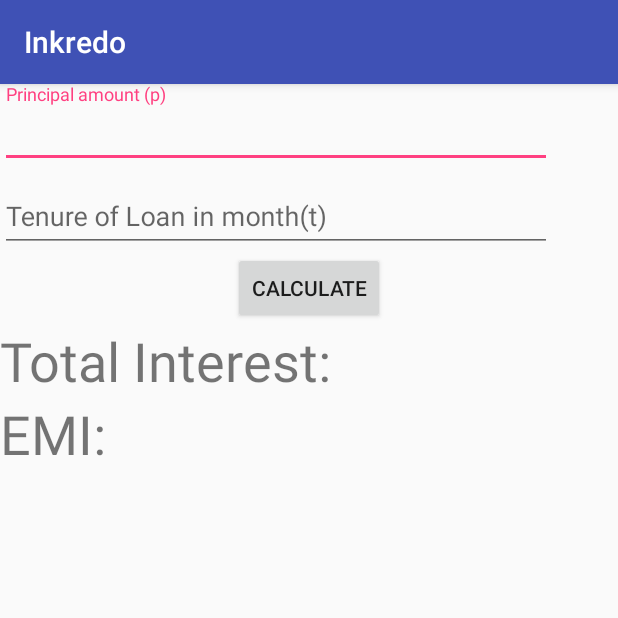
After one commit to abhinavnimesh/Inkredo-Assignment, an Android app: the EmiActivity screen opened directly, with no data from a screen before it, on a phone screen of 412 x 824 dp, the top half of it. The commit adds this screen. Run offline under Robolectric (Android 15) with nearby library versions, the phone set to English and light mode, and no system bars.

Commit message:
emi done

```diff
--- a/app/build.gradle
+++ b/app/build.gradle
@@ -20,11 +20,13 @@ android {
 }
 
 dependencies {
-    compile fileTree(dir: 'libs', include: ['*.jar'])
+    compile fileTree(include: ['*.jar'], dir: 'libs')
     androidTestCompile('com.android.support.test.espresso:espresso-core:2.2.2', {
         exclude group: 'com.android.support', module: 'support-annotations'
     })
+    compile project(':truesdk-0.5')
     compile 'com.android.support:appcompat-v7:25.3.0'
     compile 'com.android.support.constraint:constraint-layout:1.0.0-alpha7'
     testCompile 'junit:junit:4.12'
+    compile 'com.android.support:design:25.0.0'
 }
--- /dev/null
+++ b/app/src/main/java/com/animator_abhi/inkredoassignment/EmiActivity.java
@@ -0,0 +1,127 @@
+package com.animator_abhi.inkredoassignment;
+
+import android.content.Intent;
+import android.support.v7.app.AppCompatActivity;
+import android.os.Bundle;
+import android.text.TextUtils;
+import android.view.View;
+import android.widget.Button;
+import android.widget.EditText;
+import android.widget.TextView;
+
+public class EmiActivity extends AppCompatActivity {
+    Button emiCalcBtn;
+
+    @Override
+    protected void onCreate(Bundle savedInstanceState) {
+        super.onCreate(savedInstanceState);
+        setContentView(R.layout.activity_emi);
+
+        final EditText P = (EditText)findViewById(R.id.principal);
+
+        final EditText Y = (EditText)findViewById(R.id.tenure);
+
+        final TextView TAMOUNT= (TextView) findViewById(R.id.tI);
+
+
+
+
+        final TextView result = (TextView) findViewById(R.id.emi) ;
+
+
+        emiCalcBtn = (Button) findViewById(R.id.btn_calculate);
+
+        emiCalcBtn.setOnClickListener(new View.OnClickListener() {
+            @Override
+            public void onClick(View v) {
+
+                String st1 = P.getText().toString();
+                String st2 ="36";
+                String st3 = Y.getText().toString();
+
+
+                float p = Float.parseFloat(st1);
+                float i = Float.parseFloat(st2);
+                float y = Float.parseFloat(st3);
+
+                float Principal = calPric(p);
+
+                float Rate = calInt(i);
+
+                float Months = Float.parseFloat(st3);
+
+                float Dvdnt = calDvdnt( Rate, Months);
+
+                float FD = calFinalDvdnt (Principal, Rate, Dvdnt);
+
+                float D = calDivider(Dvdnt);
+
+                float emi = calEmi(FD, D);
+
+                float TA = calTa (emi, Months);
+
+                float ti = calTotalInt(TA, Principal);
+
+
+
+                result.setText(String.valueOf(emi));
+
+
+
+
+                TAMOUNT.setText(String.valueOf(TA));
+
+            }
+        });
+    }
+
+    public  float calPric(float p) {
+
+        return (float) (p);
+
+    }
+
+    public  float calInt(float i) {
+
+        return (float) (i/12/100);
+
+    }
+
+
+
+    public  float calDvdnt(float Rate, float Months) {
+
+        return (float) (Math.pow(1+Rate, Months));
+
+    }
+
+    public  float calFinalDvdnt(float Principal, float Rate, float Dvdnt) {
+
+        return (float) (Principal * Rate * Dvdnt);
+
+    }
+
+    public  float calDivider(float Dvdnt) {
+
+        return (float) (Dvdnt-1);
+
+    }
+
+    public  float calEmi(float FD, Float D) {
+
+        return (float) (FD/D);
+
+    }
+
+    public  float calTa(float emi, Float Months) {
+
+        return (float) (emi*Months);
+
+    }
+
+    public  float calTotalInt(float TA, float Principal) {
+
+        return (float) (TA - Principal);
+
+    }
+}
--- /dev/null
+++ b/app/src/main/res/layout/activity_emi.xml
@@ -0,0 +1,60 @@
+<?xml version="1.0" encoding="utf-8"?>
+<LinearLayout xmlns:android="http://schemas.android.com/apk/res/android"
+    xmlns:app="http://schemas.android.com/apk/res-auto"
+    xmlns:tools="http://schemas.android.com/tools"
+    android:layout_width="match_parent"
+    android:layout_height="match_parent"
+    android:orientation="vertical"
+    tools:context="com.animator_abhi.inkredoassignment.EmiActivity">
+
+    <android.support.design.widget.TextInputLayout
+        android:layout_width="368dp"
+        android:layout_height="wrap_content"
+        tools:layout_editor_absoluteX="8dp"
+        tools:layout_editor_absoluteY="135dp">
+
+        <EditText
+            android:id="@+id/principal"
+            android:layout_width="match_parent"
+            android:layout_height="wrap_content"
+            android:ems="10"
+            android:hint="Principal amount (p)"
+            android:inputType="textEmailAddress" />
+    </android.support.design.widget.TextInputLayout>
+
+    <android.support.design.widget.TextInputLayout
+        android:layout_width="368dp"
+        android:layout_height="wrap_content"
+        tools:layout_editor_absoluteX="8dp"
+        tools:layout_editor_absoluteY="135dp">
+
+        <EditText
+            android:id="@+id/tenure"
+            android:layout_width="match_parent"
+            android:layout_height="wrap_content"
+            android:ems="10"
+            android:hint="Tenure of Loan in month(t)"
+            android:inputType="textEmailAddress" />
+
+
+    </android.support.design.widget.TextInputLayout>
+    <Button
+        android:id="@+id/btn_calculate"
+        android:layout_width="wrap_content"
+        android:layout_height="wrap_content"
+        android:text="Calculate"
+        android:layout_gravity="center"/>
+
+    <TextView
+        android:id="@+id/tI"
+        android:layout_width="match_parent"
+        android:layout_height="wrap_content"
+        android:text="Total Interest:"
+        android:textSize="36dp" />
+    <TextView
+        android:id="@+id/emi"
+        android:layout_width="match_parent"
+        android:layout_height="wrap_content"
+        android:text="EMI:"
+        android:textSize="36dp" />
+</LinearLayout>
--- a/build.gradle
+++ b/build.gradle
@@ -3,10 +3,10 @@
 buildscript {
     repositories {
         jcenter()
+
     }
     dependencies {
         classpath 'com.android.tools.build:gradle:2.2.0'
-
         // NOTE: Do not place your application dependencies here; they belong
         // in the individual module build.gradle files
     }
--- a/settings.gradle
+++ b/settings.gradle
@@ -1 +1 @@
-include ':app'
+include ':app', ':truesdk-0.5'
--- /dev/null
+++ b/truesdk-0.5/build.gradle
@@ -0,0 +1,2 @@
+configurations.maybeCreate("default")
+artifacts.add("default", file('truesdk-0.5.aar'))
```
Also changed, not shown: app/src/main/AndroidManifest.xml (+9 -3 lines), app/src/main/java/com/animator_abhi/inkredoassignment/MainActivity.java (+100 -5 lines), app/src/main/res/layout/activity_main.xml (+63 -11 lines), app/src/main/res/values/strings.xml (+7 -1 lines), 1 other file.
